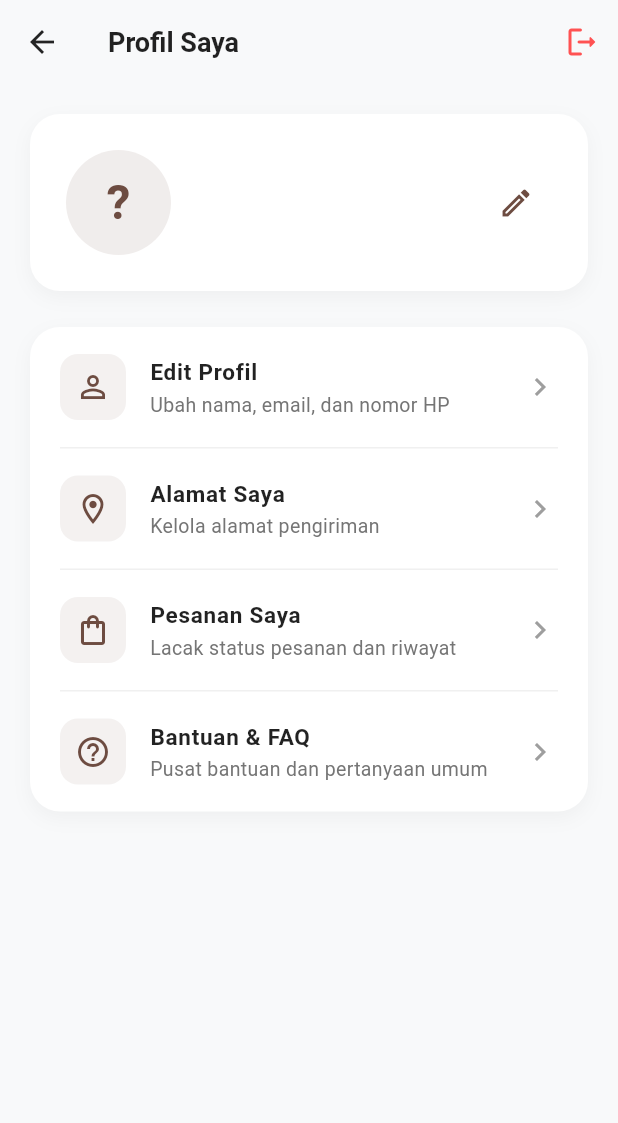
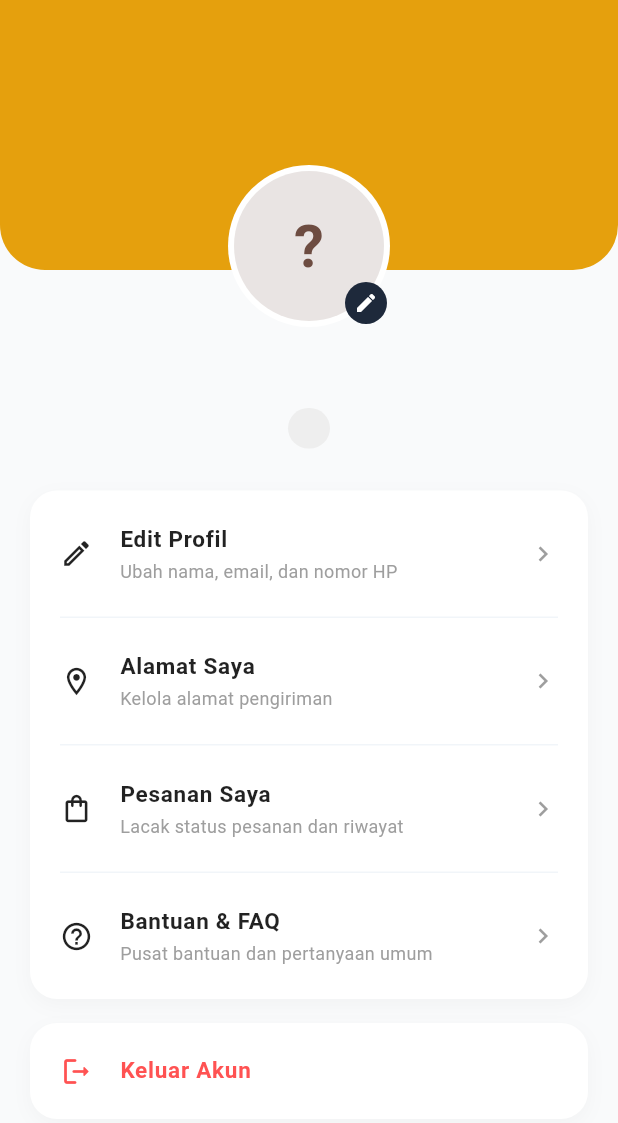
Before and after one commit to sanxnn/batik_app, a Flutter app: the ProfileView screen opened directly, on a phone screen of 412 x 824 dp. Shown: the top 1123 px of the screen. Run offline on Flutter 3.47's test engine with Material 3 defaults, Android fonts, the phone set to English and light mode, and no system bars; our stand-ins replace dio, flutter_dotenv, shared_preferences; accounts and stored records are empty; network calls fail.

Commit message:
fix: desain profile page

```diff
--- a/lib/views/home_view.dart
+++ b/lib/views/home_view.dart
@@ -309,7 +309,7 @@ class _HomeViewState extends State<HomeView> {
                                 style: TextStyle(
                                   fontSize: 12,
                                   fontWeight: FontWeight.w600,
-                                  color: AppTheme.primaryDark,
+                                  color: Color.from(alpha: 1, red: 0.898, green: 0.678, blue: 0.071),
                                 ),
                               ),
                             ),
--- a/lib/views/profile_view.dart
+++ b/lib/views/profile_view.dart
@@ -3,7 +3,7 @@ import 'package:flutter/material.dart';
 import 'package:provider/provider.dart';
 
 import '../controllers/auth_controller.dart';
-import 'edit_profile_view.dart'; // Pastikan import ini ada setelah file dibuat
+import 'edit_profile_view.dart';
 
 class ProfileView extends StatefulWidget {
   const ProfileView({super.key});
@@ -15,6 +15,7 @@ class ProfileView extends StatefulWidget {
 class _ProfileViewState extends State<ProfileView> {
   final Color primaryColor = const Color(0xFF6D4C41);
 
+  // --- Fungsi Logout ---
   Future<void> _handleLogout() async {
     final confirm = await showDialog<bool>(
       context: context,
@@ -27,7 +28,7 @@ class _ProfileViewState extends State<ProfileView> {
             Container(
               padding: const EdgeInsets.all(10),
               decoration: BoxDecoration(
-                color: Colors.red.withOpacity(0.1),
+                color: Colors.red.withValues(alpha: 0.1),
                 shape: BoxShape.circle,
               ),
               child: const Icon(
@@ -111,31 +112,12 @@ class _ProfileViewState extends State<ProfileView> {
   @override
   Widget build(BuildContext context) {
     return Scaffold(
-      backgroundColor: const Color(0xFFF8F9FA),
-      appBar: AppBar(
-        backgroundColor: Colors.transparent,
-        elevation: 0,
-        title: const Text(
-          'Profil Saya',
-          style: TextStyle(
-            fontWeight: FontWeight.w700,
-            color: Colors.black87,
-            fontSize: 18,
-          ),
-        ),
-        actions: [
-          IconButton(
-            onPressed: _handleLogout,
-            icon: const Icon(Icons.logout_rounded, color: Colors.redAccent),
-            tooltip: 'Logout',
-          ),
-        ],
-      ),
+      backgroundColor: const Color(0xFFF9FAFB),
       body: Consumer<AuthController>(
         builder: (context, authCtrl, _) {
           if (authCtrl.user == null) {
-            return const Center(
-              child: CircularProgressIndicator(color: Color(0xFF6D4C41)),
+            return Center(
+              child: CircularProgressIndicator(color: primaryColor),
             );
           }
 
@@ -144,71 +126,57 @@ class _ProfileViewState extends State<ProfileView> {
               ? user.name[0].toUpperCase()
               : '?';
 
-          return ListView(
-            padding: const EdgeInsets.all(20),
+          return SingleChildScrollView(
+            child: Column(
               children: [
-              // --- 1. Header Profil ---
+                // --- 1. Header Banner & Profile Pic ---
+                Stack(
+                  alignment: Alignment.center,
+                  clipBehavior: Clip.none,
+                  children: [
+                    // Banner Kuning Atas
                     Container(
-                padding: const EdgeInsets.all(24),
-                decoration: BoxDecoration(
+                      height: 180,
+                      width: double.infinity,
+                      decoration: const BoxDecoration(
+                        color: Color(0xFFE5A00D),
+                        borderRadius: BorderRadius.only(
+                          bottomLeft: Radius.circular(30),
+                          bottomRight: Radius.circular(30),
+                        ),
+                      ),
+                    ),
+
+                    // Foto Profil Lingkaran
+                    Positioned(
+                      top: 110,
+                      child: Stack(
+                        children: [
+                          Container(
+                            padding: const EdgeInsets.all(4),
+                            decoration: const BoxDecoration(
                               color: Colors.white,
-                  borderRadius: BorderRadius.circular(20),
-                  boxShadow: [
-                    BoxShadow(
-                      color: Colors.black.withOpacity(0.04),
-                      blurRadius: 10,
-                      offset: const Offset(0, 4),
+                              shape: BoxShape.circle,
                             ),
-                  ],
-                ),
-                child: Row(
-                  children: [
-                    CircleAvatar(
-                      radius: 35,
-                      backgroundColor: primaryColor.withOpacity(0.1),
+                            child: CircleAvatar(
+                              radius: 50,
+                              backgroundColor: primaryColor.withValues(alpha: 0.15),
                               child: Text(
                                 initial,
                                 style: TextStyle(
                                   color: primaryColor,
-                          fontSize: 32,
+                                  fontSize: 40,
                                   fontWeight: FontWeight.bold,
                                 ),
                               ),
                             ),
-                    const SizedBox(width: 16),
-                    Expanded(
-                      child: Column(
-                        crossAxisAlignment: CrossAxisAlignment.start,
-                        children: [
-                          Text(
-                            user.name,
-                            style: const TextStyle(
-                              fontSize: 18,
-                              fontWeight: FontWeight.bold,
-                              color: Colors.black87,
                           ),
-                            maxLines: 1,
-                            overflow: TextOverflow.ellipsis,
-                          ),
-                          const SizedBox(height: 4),
-                          Text(
-                            user.email,
-                            style: TextStyle(
-                              fontSize: 14,
-                              color: Colors.grey[600],
-                            ),
-                            maxLines: 1,
-                            overflow: TextOverflow.ellipsis,
-                          ),
-                        ],
-                      ),
-                    ),
-                    IconButton(
-                      icon: const Icon(
-                        Icons.edit_outlined,
-                        color: Color(0xFF6D4C41),
-                      ),
-                      onPressed: () {
+                          // Badge Ikon Pensil
+                          Positioned(
+                            bottom: 2,
+                            right: 2,
+                            child: GestureDetector(
+                              onTap: () {
                                 Navigator.push(
                                   context,
                                   MaterialPageRoute(
@@ -216,17 +184,63 @@ class _ProfileViewState extends State<ProfileView> {
                                   ),
                                 );
                               },
+                              child: Container(
+                                padding: const EdgeInsets.all(6),
+                                decoration: const BoxDecoration(
+                                  color: Color(0xFF1E293B),
+                                  shape: BoxShape.circle,
+                                ),
+                                child: const Icon(
+                                  Icons.edit,
+                                  size: 16,
+                                  color: Colors.white,
+                                ),
+                              ),
+                            ),
                           ),
                         ],
                       ),
                     ),
+                  ],
+                ),
 
-              const SizedBox(height: 24),
+                const SizedBox(height: 55),
 
-              // --- 2. Menu Navigasi ---
-              _buildMenuSection([
+                // --- 2. Nama & Email Badge ---
+                Text(
+                  user.name,
+                  style: const TextStyle(
+                    fontSize: 22,
+                    fontWeight: FontWeight.bold,
+                    color: Colors.black87,
+                  ),
+                  textAlign: TextAlign.center,
+                ),
+                const SizedBox(height: 6),
+                Container(
+                  padding: const EdgeInsets.symmetric(horizontal: 14, vertical: 4),
+                  decoration: BoxDecoration(
+                    color: Colors.grey.shade200,
+                    borderRadius: BorderRadius.circular(20),
+                  ),
+                  child: Text(
+                    user.email,
+                    style: TextStyle(
+                      fontSize: 13,
+                      color: Colors.grey[700],
+                      fontWeight: FontWeight.w500,
+                    ),
+                  ),
+                ),
+
+                const SizedBox(height: 28),
+
+                // --- 3. Menu Navigasi List ---
+                Padding(
+                  padding: const EdgeInsets.symmetric(horizontal: 20),
+                  child: _buildMenuSection([
                     _MenuItem(
-                  icon: Icons.person_outline,
+                      icon: Icons.edit_outlined,
                       title: 'Edit Profil',
                       subtitle: 'Ubah nama, email, dan nomor HP',
                       onTap: () => Navigator.push(
@@ -244,7 +258,7 @@ class _ProfileViewState extends State<ProfileView> {
                         Navigator.push(
                           context,
                           MaterialPageRoute(
-                        builder: (context) => const AddressView(), // Ubah dari SnackBar ke halaman ini
+                            builder: (context) => const AddressView(),
                           ),
                         );
                       },
@@ -269,12 +283,51 @@ class _ProfileViewState extends State<ProfileView> {
                       onTap: () {},
                     ),
                   ]),
+                ),
 
-              const SizedBox(height: 32),
+                const SizedBox(height: 16),
 
-              // --- 3. Tombol Logout (Opsional, karena sudah ada di AppBar) ---
-              // Bisa dihapus jika merasa redundan dengan tombol di AppBar
+                // --- 4. Tombol Logout Terpisah ---
+                Padding(
+                  padding: const EdgeInsets.symmetric(horizontal: 20),
+                  child: Container(
+                    decoration: BoxDecoration(
+                      color: Colors.white,
+                      borderRadius: BorderRadius.circular(18),
+                      boxShadow: [
+                        BoxShadow(
+                          color: Colors.black.withValues(alpha: 0.03),
+                          blurRadius: 10,
+                          offset: const Offset(0, 4),
+                        ),
                       ],
+                    ),
+                    child: ListTile(
+                      contentPadding: const EdgeInsets.symmetric(
+                        horizontal: 20,
+                        vertical: 4,
+                      ),
+                      leading: const Icon(
+                        Icons.logout_rounded,
+                        color: Colors.redAccent,
+                        size: 22,
+                      ),
+                      title: const Text(
+                        'Keluar Akun',
+                        style: TextStyle(
+                          fontWeight: FontWeight.w600,
+                          fontSize: 15,
+                          color: Colors.redAccent,
+                        ),
+                      ),
+                      onTap: _handleLogout,
+                    ),
+                  ),
+                ),
+
+                const SizedBox(height: 30),
+              ],
+            ),
           );
         },
       ),
@@ -286,10 +339,10 @@ class _ProfileViewState extends State<ProfileView> {
     return Container(
       decoration: BoxDecoration(
         color: Colors.white,
-        borderRadius: BorderRadius.circular(20),
+        borderRadius: BorderRadius.circular(18),
         boxShadow: [
           BoxShadow(
-            color: Colors.black.withOpacity(0.04),
+            color: Colors.black.withValues(alpha: 0.03),
             blurRadius: 10,
             offset: const Offset(0, 4),
           ),
@@ -304,16 +357,9 @@ class _ProfileViewState extends State<ProfileView> {
               ListTile(
                 contentPadding: const EdgeInsets.symmetric(
                   horizontal: 20,
-                  vertical: 4,
+                  vertical: 6,
                 ),
-                leading: Container(
-                  padding: const EdgeInsets.all(10),
-                  decoration: BoxDecoration(
-                    color: primaryColor.withOpacity(0.08),
-                    borderRadius: BorderRadius.circular(12),
-                  ),
-                  child: Icon(item.icon, color: primaryColor, size: 24),
-                ),
+                leading: Icon(item.icon, color: Colors.black87, size: 22),
                 title: Text(
                   item.title,
                   style: const TextStyle(
@@ -324,19 +370,19 @@ class _ProfileViewState extends State<ProfileView> {
                 ),
                 subtitle: Text(
                   item.subtitle,
-                  style: TextStyle(fontSize: 13, color: Colors.grey[600]),
+                  style: TextStyle(fontSize: 12, color: Colors.grey[500]),
                 ),
                 trailing: const Icon(
                   Icons.chevron_right,
                   color: Colors.grey,
-                  size: 24,
+                  size: 20,
                 ),
                 onTap: item.onTap,
               ),
               if (index < items.length - 1)
                 const Padding(
                   padding: EdgeInsets.symmetric(horizontal: 20),
-                  child: Divider(height: 1, color: Color(0xFFF0F0F0)),
+                  child: Divider(height: 1, color: Color(0xFFF1F5F9)),
                 ),
             ],
           );
```
Lines whose indentation alone changed are shown as unchanged.
